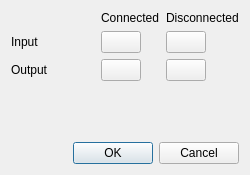
First picture: the form in UI/glitch-port-colors.ui, repository textbrowser/glitch, before the edit.
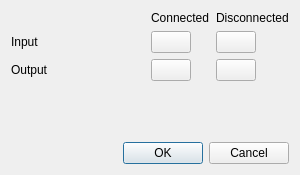
Second picture: the form after the edit. Icons and pictures are not drawn.

Commit message: Port colors.

What changed in the file:
```diff
--- a/UI/glitch-port-colors.ui
+++ b/UI/glitch-port-colors.ui
@@ -6,7 +6,7 @@
    <rect>
     <x>0</x>
     <y>0</y>
-    <width>250</width>
+    <width>300</width>
     <height>175</height>
    </rect>
   </property>
```
The commit also changes 1 other file.
